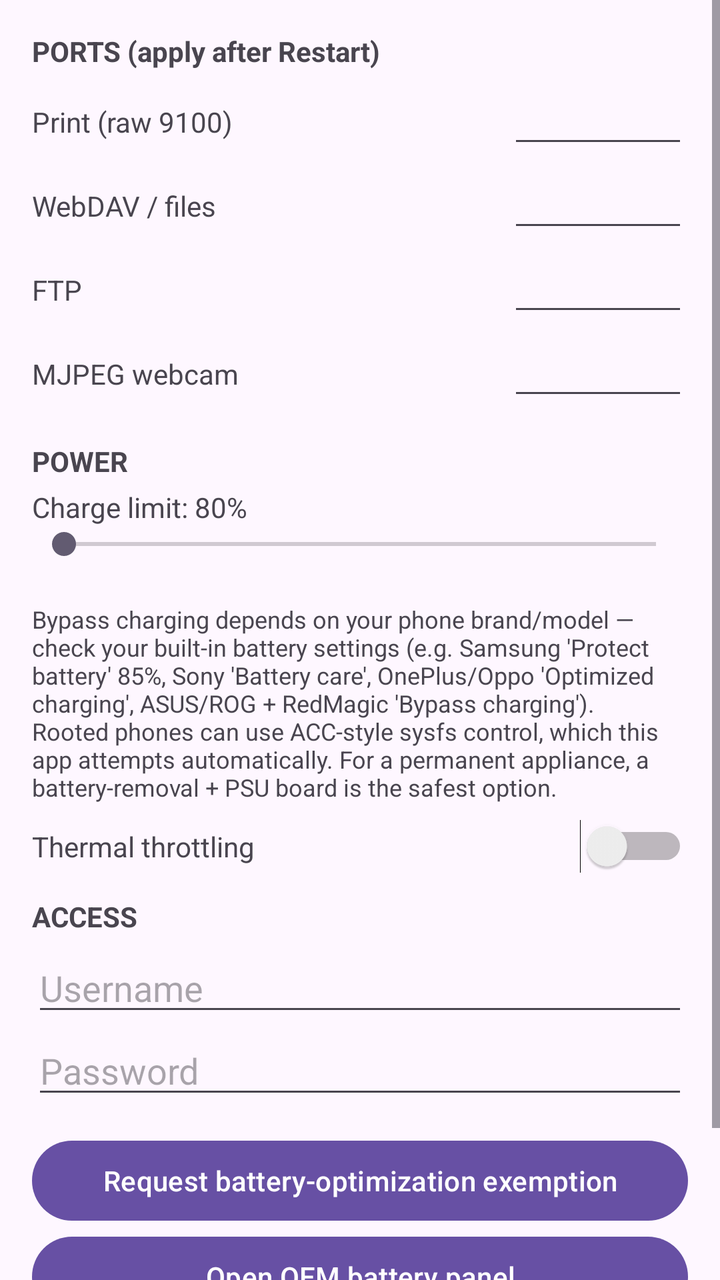
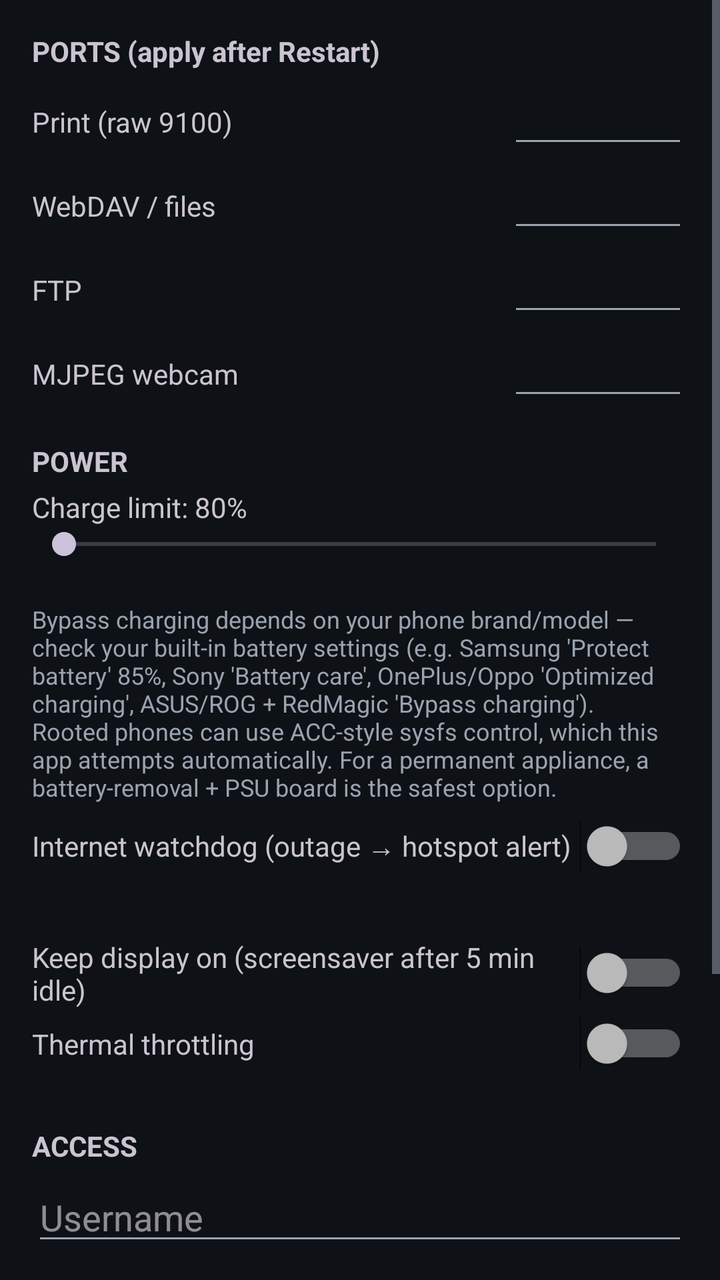

Compare the two renders of this Android layout. The source of the first and the diff that turns it into the second are given below.
<!-- AndroidManifest.xml: application theme Theme.App -->
<!-- res/layout/activity_settings.xml -->
<?xml version="1.0" encoding="utf-8"?>
<ScrollView xmlns:android="http://schemas.android.com/apk/res/android"
    android:layout_width="match_parent"
    android:layout_height="match_parent">

    <LinearLayout
        android:layout_width="match_parent"
        android:layout_height="wrap_content"
        android:orientation="vertical"
        android:padding="16dp">

        <TextView
            android:layout_width="match_parent"
            android:layout_height="wrap_content"
            android:text="PORTS (apply after Restart)"
            android:textStyle="bold"
            android:layout_marginBottom="8dp"/>

        <LinearLayout style="@style/Row">
            <TextView style="@style/RowLabel" android:text="Print (raw 9100)"/>
            <EditText android:id="@+id/etPrintPort" style="@style/PortEdit" android:inputType="number"/>
        </LinearLayout>
        <LinearLayout style="@style/Row">
            <TextView style="@style/RowLabel" android:text="WebDAV / files"/>
            <EditText android:id="@+id/etWebdavPort" style="@style/PortEdit" android:inputType="number"/>
        </LinearLayout>
        <LinearLayout style="@style/Row">
            <TextView style="@style/RowLabel" android:text="FTP"/>
            <EditText android:id="@+id/etFtpPort" style="@style/PortEdit" android:inputType="number"/>
        </LinearLayout>
        <LinearLayout style="@style/Row" android:layout_marginBottom="4dp">
            <TextView style="@style/RowLabel" android:text="MJPEG webcam"/>
            <EditText android:id="@+id/etMjpegPort" style="@style/PortEdit" android:inputType="number"/>
        </LinearLayout>

        <TextView
            android:layout_width="match_parent"
            android:layout_height="wrap_content"
            android:text="POWER"
            android:textStyle="bold"
            android:layout_marginTop="12dp"
            android:layout_marginBottom="4dp"/>

        <TextView
            android:id="@+id/tvChargeLimit"
            android:layout_width="match_parent"
            android:layout_height="wrap_content"
            android:text="Charge limit: 80%"/>

        <SeekBar
            android:id="@+id/sbChargeLimit"
            android:layout_width="match_parent"
            android:layout_height="wrap_content"
            android:max="50"/>

        <TextView
            android:id="@+id/tvGuardStatus"
            android:layout_width="match_parent"
            android:layout_height="wrap_content"
            android:layout_marginBottom="4dp"
            android:textSize="12sp"/>

        <TextView
            android:layout_width="match_parent"
            android:layout_height="wrap_content"
            android:layout_marginBottom="8dp"
            android:textSize="12sp"
            android:text="Bypass charging depends on your phone brand/model — check your built-in battery settings (e.g. Samsung 'Protect battery' 85%, Sony 'Battery care', OnePlus/Oppo 'Optimized charging', ASUS/ROG + RedMagic 'Bypass charging'). Rooted phones can use ACC-style sysfs control, which this app attempts automatically. For a permanent appliance, a battery-removal + PSU board is the safest option."
            android:textColor="?android:attr/textColorSecondary"/>

        <LinearLayout
            android:layout_width="match_parent"
            android:layout_height="wrap_content"
            android:orientation="horizontal"
            android:gravity="center_vertical">

            <TextView
                android:layout_width="0dp"
                android:layout_height="wrap_content"
                android:layout_weight="1"
                android:text="Thermal throttling"/>

            <Switch
                android:id="@+id/swThermalThrottle"
                android:layout_width="wrap_content"
                android:layout_height="wrap_content"/>
        </LinearLayout>

        <TextView
            android:layout_width="match_parent"
            android:layout_height="wrap_content"
            android:text="ACCESS"
            android:textStyle="bold"
            android:layout_marginTop="12dp"
            android:layout_marginBottom="4dp"/>

        <EditText
            android:id="@+id/etUsername"
            android:layout_width="match_parent"
            android:layout_height="wrap_content"
            android:hint="Username"/>

        <EditText
            android:id="@+id/etPassword"
            android:layout_width="match_parent"
            android:layout_height="wrap_content"
            android:hint="Password"
            android:inputType="textPassword"/>

        <Button
            android:id="@+id/btnBatteryWhitelist"
            android:layout_width="match_parent"
            android:layout_height="wrap_content"
            android:layout_marginTop="12dp"
            android:text="Request battery-optimization exemption"/>

        <Button
            android:id="@+id/btnOemWhitelist"
            android:layout_width="match_parent"
            android:layout_height="wrap_content"
            android:text="Open OEM battery panel"/>

        <Button
            android:id="@+id/btnFactoryReset"
            android:layout_width="match_parent"
            android:layout_height="wrap_content"
            android:text="Factory reset settings"/>
    </LinearLayout>
</ScrollView>
<!-- resources referenced by this layout -->
<resources>
  <style name="PortEdit">
          <item name="android:layout_width">90dp</item>
          <item name="android:layout_height">wrap_content</item>
          <item name="android:textSize">14sp</item>
      </style>
  <style name="Row">
          <item name="android:layout_width">match_parent</item>
          <item name="android:layout_height">wrap_content</item>
          <item name="android:orientation">horizontal</item>
          <item name="android:gravity">center_vertical</item>
          <item name="android:layout_marginBottom">6dp</item>
      </style>
  <style name="RowLabel">
          <item name="android:layout_width">0dp</item>
          <item name="android:layout_height">wrap_content</item>
          <item name="android:layout_weight">1</item>
          <item name="android:textSize">14sp</item>
      </style>
  <style name="Theme.App" parent="Theme.Material3.DayNight.NoActionBar" />
</resources>

<!-- the commit's change to res/layout/activity_settings.xml (unified diff, before → after) -->
@@ -72,14 +72,54 @@
             android:layout_width="match_parent"
             android:layout_height="wrap_content"
             android:orientation="horizontal"
-            android:gravity="center_vertical">
+            android:gravity="center_vertical"
+            android:layout_marginBottom="8dp">
+            <TextView
+                android:layout_width="0dp"
+                android:layout_height="wrap_content"
+                android:layout_weight="1"
+                android:text="Internet watchdog (outage → hotspot alert)"/>
+            <Switch
+                android:id="@+id/swNetWatch"
+                android:layout_width="wrap_content"
+                android:layout_height="wrap_content"/>
+        </LinearLayout>
 
+        <TextView
+            android:id="@+id/tvNetWatch"
+            android:layout_width="match_parent"
+            android:layout_height="wrap_content"
+            android:layout_marginBottom="8dp"
+            android:textSize="12sp"/>
+
+        <LinearLayout
+            android:layout_width="match_parent"
+            android:layout_height="wrap_content"
+            android:orientation="horizontal"
+            android:gravity="center_vertical"
+            android:layout_marginBottom="4dp">
+            <TextView
+                android:layout_width="0dp"
+                android:layout_height="wrap_content"
+                android:layout_weight="1"
+                android:text="Keep display on (screensaver after 5 min idle)"/>
+            <Switch
+                android:id="@+id/swKeepScreen"
+                android:layout_width="wrap_content"
+                android:layout_height="wrap_content"/>
+        </LinearLayout>
+
+        <LinearLayout
+            android:layout_width="match_parent"
+            android:layout_height="wrap_content"
+            android:orientation="horizontal"
+            android:gravity="center_vertical"
+            android:layout_marginBottom="16dp">
             <TextView
                 android:layout_width="0dp"
                 android:layout_height="wrap_content"
                 android:layout_weight="1"
                 android:text="Thermal throttling"/>
-
             <Switch
                 android:id="@+id/swThermalThrottle"
                 android:layout_width="wrap_content"
<!-- resource entries referenced after the edit -->
@@ -18,6 +18,15 @@
           <item name="android:layout_weight">1</item>
           <item name="android:textSize">14sp</item>
       </style>
-  <style name="Theme.App" parent="Theme.Material3.DayNight.NoActionBar" />
+  <style name="Theme.App" parent="Theme.Material3.Dark.NoActionBar">
+          <item name="android:colorBackground">#0E1116</item>
+          <item name="colorSurface">#171C24</item>
+          <item name="colorPrimary">#4CAF93</item>
+          <item name="colorOnPrimary">#06231C</item>
+          <item name="android:statusBarColor">#0E1116</item>
+          <item name="android:navigationBarColor">#0E1116</item>
+          <item name="android:textColorPrimary">#E6E9EE</item>
+          <item name="android:textColorSecondary">#9AA3AF</item>
+      </style>
 </resources>
 
